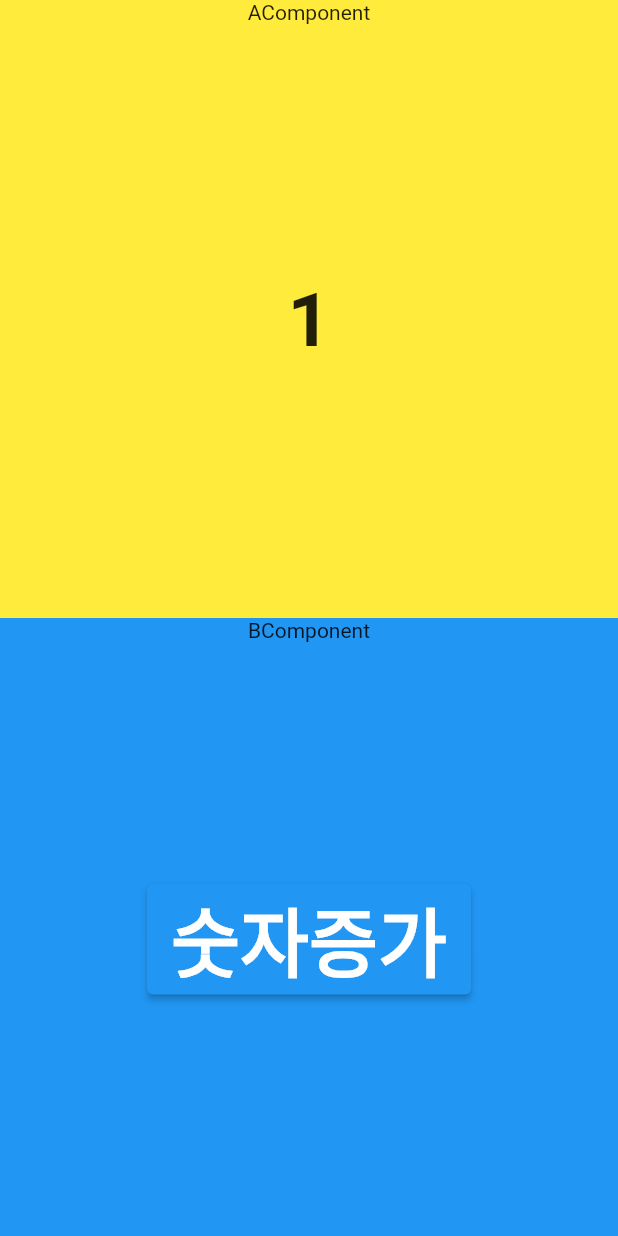
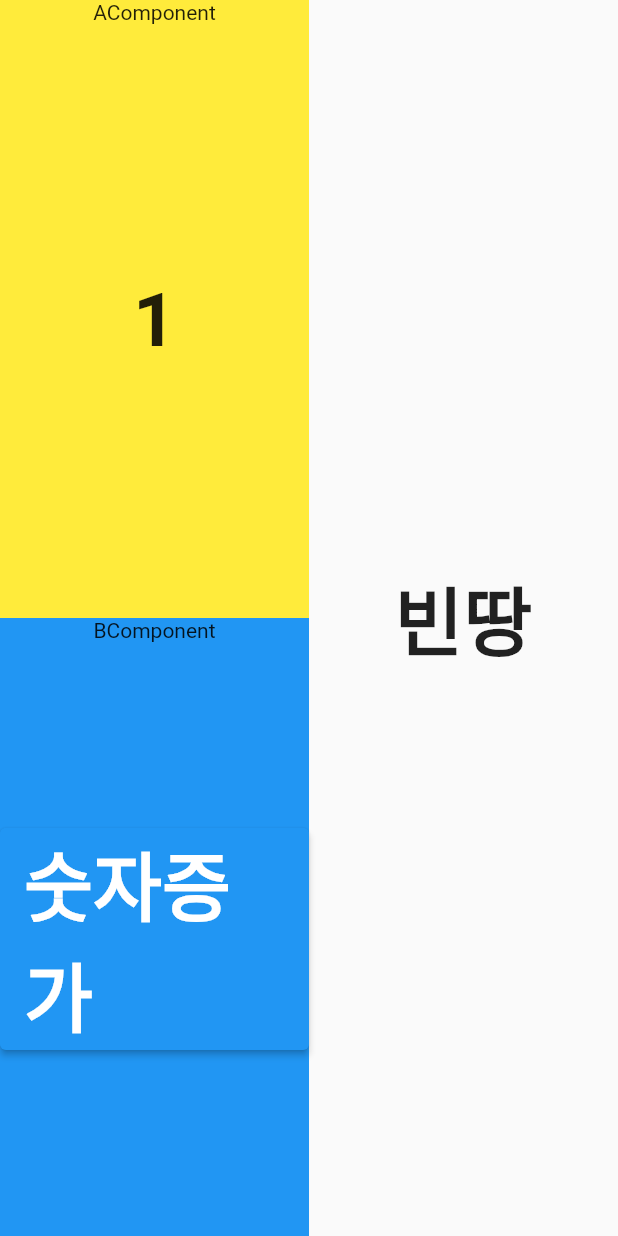
Before and after one commit to bigjang77/flutter_state, a Flutter app: the screen it shows after launch, on a phone screen of 412 x 824 dp. Run offline on Flutter 3.47's test engine with Material 2 defaults, Android fonts, the phone set to English and light mode, and no system bars.

Commit message:
a b c 상태관리

```diff
--- a/lib/main.dart
+++ b/lib/main.dart
@@ -15,14 +15,33 @@ class MyApp extends StatelessWidget {
   }
 }
 
-class HomePage extends StatefulWidget {
+class HomePage extends StatelessWidget {
   const HomePage({Key? key}) : super(key: key);
 
   @override
-  State<HomePage> createState() => _HomePageState();
+  Widget build(BuildContext context) {
+    double size = MediaQuery.of(context).size.width; //화면크기
+    double screenSize = size * 0.8; //화면크기의 0.8배
+    return Scaffold(
+      body: Row(
+        crossAxisAlignment: CrossAxisAlignment.stretch,
+        children: [
+          Expanded(child: ABComponent()),
+          Expanded(child: CComponent()),
+        ],
+      ),
+    );
+  }
 }
 
-class _HomePageState extends State<HomePage> {
+class ABComponent extends StatefulWidget {
+  const ABComponent({Key? key}) : super(key: key);
+
+  @override
+  State<ABComponent> createState() => _ABComponentState();
+}
+
+class _ABComponentState extends State<ABComponent> {
   int num = 1;
 
   void increase() {
@@ -33,8 +52,6 @@ class _HomePageState extends State<HomePage> {
 
   @override
   Widget build(BuildContext context) {
-    double size = MediaQuery.of(context).size.width; //화면크기
-    double screenSize = size * 0.8; //화면크기의 0.8배
     return Scaffold(
       body: Column(
         crossAxisAlignment: CrossAxisAlignment.stretch,
@@ -103,3 +120,19 @@ class BComponent extends StatelessWidget {
     );
   }
 }
+
+class CComponent extends StatelessWidget {
+  const CComponent({Key? key}) : super(key: key);
+
+  @override
+  Widget build(BuildContext context) {
+    return Container(
+      child: Expanded(
+        child: Align(
+          child: Text("빈땅",
+              style: TextStyle(fontSize: 50, fontWeight: FontWeight.bold)),
+        ),
+      ),
+    );
+  }
+}
```
